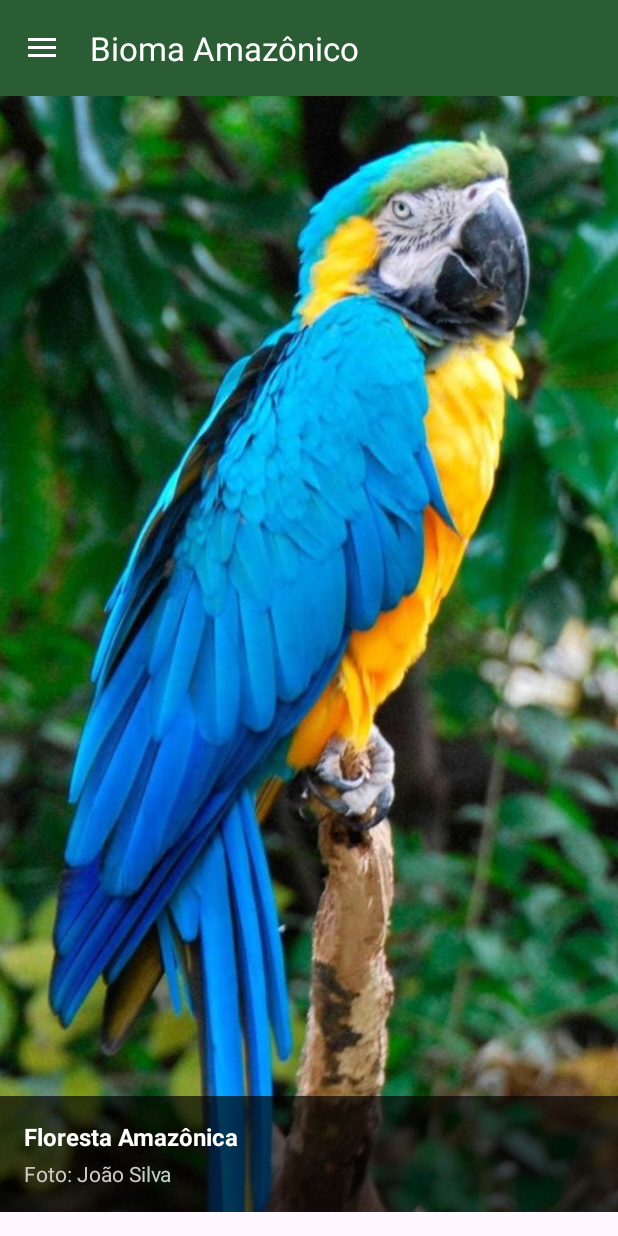
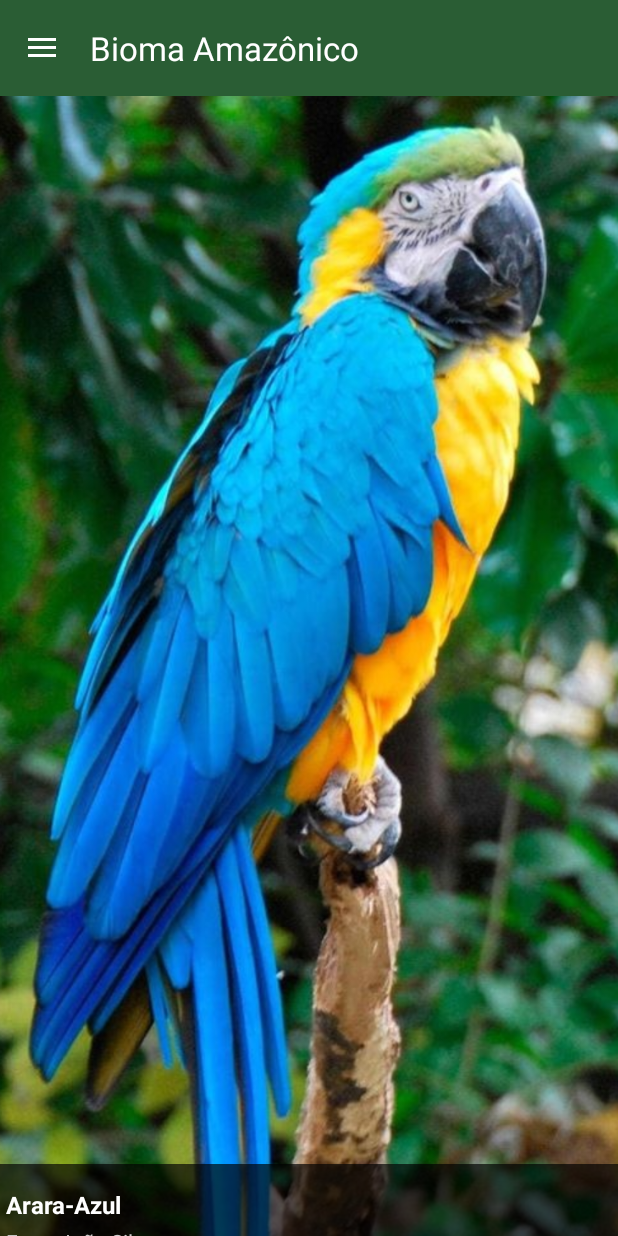
Before and after one commit to Lorranlhss/Appei, an Android app: the MainActivity screen opened directly, with no data from a screen before it, on a phone screen of 412 x 824 dp. Run offline under Robolectric (Android 15) with nearby library versions, the phone set to English and light mode, and no system bars.

Commit message:
Adição de um contador ao entrar como visitante, Ajustes no carrosel de imagens da dashboard

```diff
--- a/app/src/main/java/com/biomaamazonia/appei/MainActivity.java
+++ b/app/src/main/java/com/biomaamazonia/appei/MainActivity.java
@@ -71,7 +71,7 @@ public class MainActivity extends AppCompatActivity {
         // Configurar o carrossel de imagens
         ViewPager2 imageCarousel = findViewById(R.id.imageCarousel);
         List<Integer> images = Arrays.asList(R.drawable.imagen1, R.drawable.imagen2, R.drawable.imagen3); // Substitua com suas imagens
-        List<String> descriptions = Arrays.asList("Floresta Amazônica", "Rio Amazonas", "Fauna da Amazônia");
+        List<String> descriptions = Arrays.asList("Arara-Azul", "Onça Pintada", "Guaraná fruta amazônica");
         List<String> credits = Arrays.asList("Foto: João Silva", "Foto: Maria Oliveira", "Foto: Pedro Santos");
 
         ImageCarouselAdapter adapter = new ImageCarouselAdapter(this, images, descriptions, credits);
@@ -91,9 +91,6 @@ public class MainActivity extends AppCompatActivity {
             }
         }, 3000);
 
-        // Configurar mensagem de boas-vindas e descrição do aplicativo
-        TextView welcomeMessage = findViewById(R.id.welcomeMessage);
-        welcomeMessage.setText(getString(R.string.welcome_message_text));
     }
 
     @Override
--- a/app/src/main/res/layout/activity_login.xml
+++ b/app/src/main/res/layout/activity_login.xml
@@ -45,10 +45,10 @@
         android:contentDescription="@string/login_button_description" />
 
     <TextView
-        android:id="@+id/textView"
+        android:id="@+id/entraVisitante"
         android:layout_width="wrap_content"
         android:layout_height="wrap_content"
-        android:text="Entrar como Visitante"
+        android:text="@string/entrar_como_visitante"
         android:textColor="@color/brown"
         android:padding="16dp"
         android:layout_marginTop="16dp"
--- a/app/src/main/res/layout/activity_main.xml
+++ b/app/src/main/res/layout/activity_main.xml
@@ -20,29 +20,19 @@
 
         <!-- Conteúdo principal da Activity -->
         <LinearLayout
+            android:id="@+id/linearLayout"
             android:layout_width="match_parent"
             android:layout_height="match_parent"
+            android:gravity="center"
             android:orientation="vertical"
-            android:paddingTop="?attr/actionBarSize"
-            android:gravity="center">
+            android:paddingTop="?attr/actionBarSize">
 
-            <!-- Carrossel de Imagens -->
             <androidx.viewpager2.widget.ViewPager2
                 android:id="@+id/imageCarousel"
-                android:layout_width="match_parent"
-                android:layout_height="match_parent"/>
+                android:layout_width="436dp"
+                android:layout_height="818dp" />
+        </LinearLayout>
 
-            <!-- Mensagem de Boas-Vindas e Descrição do Aplicativo -->
-            <TextView
-                android:id="@+id/welcomeMessage"
-                android:layout_width="match_parent"
-                android:layout_height="wrap_content"
-                android:layout_margin="16dp"
-                android:text="@string/welcome_message_text"
-                android:textAlignment="center"
-                android:textSize="16sp"
-                android:textColor="@color/primaryTextColor"/>
-        </LinearLayout>
     </androidx.coordinatorlayout.widget.CoordinatorLayout>
 
     <!-- NavigationView do menu deslizante -->
--- a/app/src/main/res/layout/carousel_item.xml
+++ b/app/src/main/res/layout/carousel_item.xml
@@ -7,7 +7,8 @@
         android:id="@+id/carouselImage"
         android:layout_width="match_parent"
         android:layout_height="match_parent"
-        android:scaleType="centerCrop" />
+        android:scaleType="centerCrop"
+        android:contentDescription="@string/carousel_image_desc" /> <!-- Adiciona contentDescription -->
 
     <!-- Legenda sobre a Imagem -->
     <LinearLayout
@@ -15,17 +16,17 @@
         android:layout_height="wrap_content"
         android:layout_gravity="bottom"
         android:background="#AA000000"
-        android:padding="16dp"
-        android:orientation="vertical">
+        android:orientation="vertical"
+        android:padding="16dp">
 
         <TextView
             android:id="@+id/carouselDescription"
             android:layout_width="wrap_content"
             android:layout_height="wrap_content"
+            android:paddingBottom="4dp"
             android:textColor="#FFFFFF"
             android:textSize="16sp"
-            android:textStyle="bold"
-            android:paddingBottom="4dp"/>
+            android:textStyle="bold" />
 
         <TextView
             android:id="@+id/carouselCredit"
--- a/app/src/main/res/values/strings.xml
+++ b/app/src/main/res/values/strings.xml
@@ -3,6 +3,9 @@
     <string name="password_hint">Senha</string>
     <string name="login_button_text">Entrar</string>
     <string name="login_button_description">Botão para login</string>
+    <string name="entrar_como_visitante">Entrar como Visitante</string>
+
+
 
     <string name="app_name">Bioma Amazônico</string>
     <string name="open">Abrir menu</string>
@@ -11,6 +14,7 @@
 
     <string name="welcome_message_text">Bem-vindo ao aplicativo, %1$s!</string>
     <string name="carousel_image_description">Imagem de exemplo de carrossel</string>
+    <string name="carousel_image_desc">Imagem do carrossel de fotos</string>
 
 
     <string name="titulo_importancia_amazonia">A Importância da Amazônia</string>
```
Also changed, not shown: app/src/main/java/com/biomaamazonia/appei/LoginActivity.java (+46 -28 lines).
